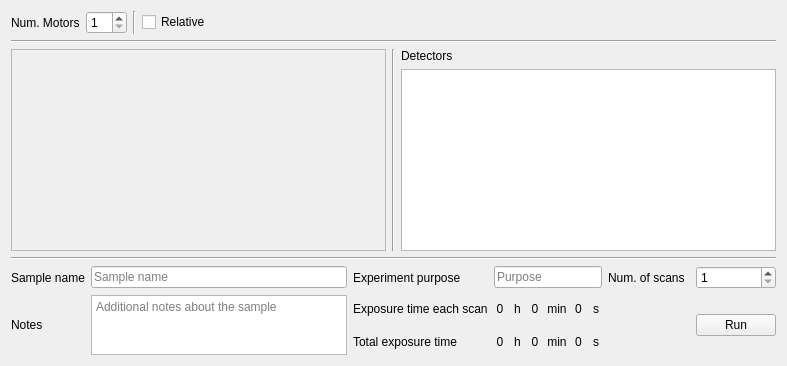
Above: src/firefly/plans/grid_scan.ui from spc-group/haven before the change. Below: the same form after it.
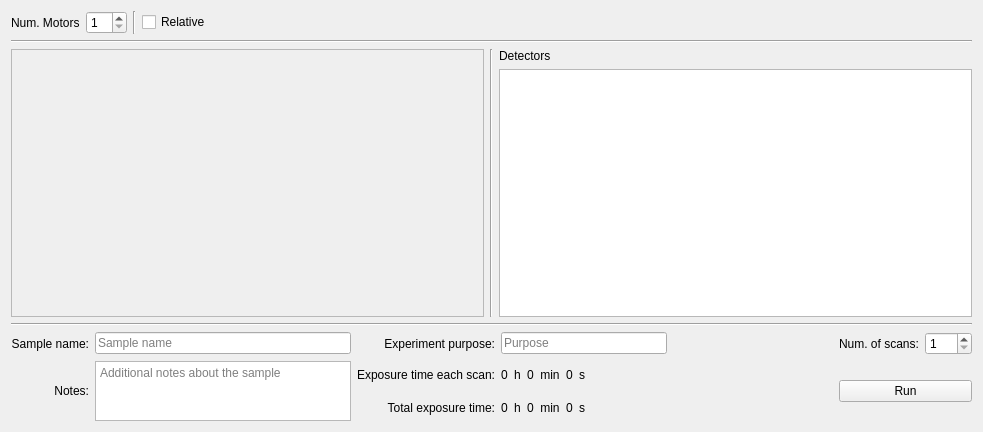
That is the form after the change. Custom widgets are drawn as their Qt base class.

What changed in the file:
```diff
--- a/src/firefly/plans/grid_scan.ui
+++ b/src/firefly/plans/grid_scan.ui
@@ -6,14 +6,14 @@
    <rect>
     <x>0</x>
     <y>0</y>
-    <width>787</width>
-    <height>366</height>
+    <width>983</width>
+    <height>432</height>
    </rect>
   </property>
   <property name="windowTitle">
    <string>2D Scan</string>
   </property>
-  <layout class="QVBoxLayout" name="verticalLayout_2">
+  <layout class="QHBoxLayout" name="horizontalLayout_3">
    <item>
     <layout class="QGridLayout" name="gridLayout_2">
      <item row="2" column="0">
@@ -28,8 +28,8 @@
            <rect>
             <x>0</x>
             <y>0</y>
-            <width>373</width>
-            <height>190</height>
+            <width>471</width>
+            <height>215</height>
            </rect>
           </property>
           <layout class="QVBoxLayout" name="verticalLayout_4">
@@ -111,14 +111,20 @@
        <item row="0" column="2">
         <widget class="QLabel" name="label_2">
          <property name="text">
-          <string>Experiment purpose</string>
+          <string>Experiment purpose:</string>
+         </property>
+         <property name="alignment">
+          <set>Qt::AlignRight|Qt::AlignTrailing|Qt::AlignVCenter</set>
          </property>
         </widget>
        </item>
        <item row="2" column="0">
         <widget class="QLabel" name="label_9">
          <property name="text">
-          <string>Notes</string>
+          <string>Notes:</string>
+         </property>
+         <property name="alignment">
+          <set>Qt::AlignRight|Qt::AlignTrailing|Qt::AlignVCenter</set>
          </property>
         </widget>
        </item>
@@ -135,7 +141,10 @@
        <item row="0" column="0">
         <widget class="QLabel" name="label">
          <property name="text">
-          <string>Sample name</string>
+          <string>Sample name:</string>
+         </property>
+         <property name="alignment">
+          <set>Qt::AlignRight|Qt::AlignTrailing|Qt::AlignVCenter</set>
          </property>
         </widget>
        </item>
@@ -147,7 +156,10 @@
             <string>total exposure time for a single scan</string>
            </property>
            <property name="text">
-            <string>Exposure time each scan</string>
+            <string>Exposure time each scan:</string>
+           </property>
+           <property name="alignment">
+            <set>Qt::AlignRight|Qt::AlignTrailing|Qt::AlignVCenter</set>
            </property>
           </widget>
          </item>
@@ -157,7 +169,10 @@
             <string>total exposure time for a single scan</string>
            </property>
            <property name="text">
-            <string>Total exposure time</string>
+            <string>Total exposure time:</string>
+           </property>
+           <property name="alignment">
+            <set>Qt::AlignRight|Qt::AlignTrailing|Qt::AlignVCenter</set>
            </property>
           </widget>
          </item>
@@ -240,6 +255,19 @@
              </property>
             </widget>
            </item>
+           <item>
+            <spacer name="horizontalSpacer_2">
+             <property name="orientation">
+              <enum>Qt::Horizontal</enum>
+             </property>
+             <property name="sizeHint" stdset="0">
+              <size>
+               <width>40</width>
+               <height>20</height>
+              </size>
+             </property>
+            </spacer>
+           </item>
           </layout>
          </item>
          <item>
@@ -304,6 +332,19 @@
              </property>
             </widget>
            </item>
+           <item>
+            <spacer name="horizontalSpacer_3">
+             <property name="orientation">
+              <enum>Qt::Horizontal</enum>
+             </property>
+             <property name="sizeHint" stdset="0">
+              <size>
+               <width>40</width>
+               <height>20</height>
+              </size>
+             </property>
+            </spacer>
+           </item>
           </layout>
          </item>
         </layout>
@@ -356,28 +397,32 @@
          </property>
         </widget>
        </item>
-       <item row="0" column="4">
-        <widget class="QLabel" name="label_11">
-         <property name="toolTip">
-          <string>Do this scan by multiple times</string>
-         </property>
-         <property name="text">
-          <string>Num. of scans</string>
-         </property>
-        </widget>
-       </item>
        <item row="0" column="5">
-        <widget class="QSpinBox" name="spinBox_repeat_scan_num">
-         <property name="toolTip">
-          <string>Do this scan by multiple times</string>
-         </property>
-         <property name="minimum">
-          <number>1</number>
-         </property>
-         <property name="maximum">
-          <number>999</number>
-         </property>
-        </widget>
+        <layout class="QHBoxLayout" name="horizontalLayout_2">
+         <item>
+          <widget class="QLabel" name="label_11">
+           <property name="toolTip">
+            <string>Do this scan by multiple times</string>
+           </property>
+           <property name="text">
+            <string>Num. of scans:</string>
+           </property>
+          </widget>
+         </item>
+         <item>
+          <widget class="QSpinBox" name="spinBox_repeat_scan_num">
+           <property name="toolTip">
+            <string>Do this scan by multiple times</string>
+           </property>
+           <property name="minimum">
+            <number>1</number>
+           </property>
+           <property name="maximum">
+            <number>999</number>
+           </property>
+          </widget>
+         </item>
+        </layout>
        </item>
       </layout>
      </item>
```
Left out of the diff: 152 changed lines with no effect on the pictures.
